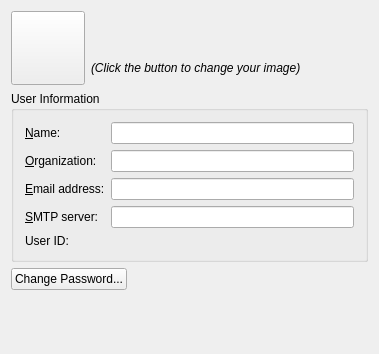
KDE/konqueror, file kdepasswd/kcm/main_widget.ui: the form before one commit.
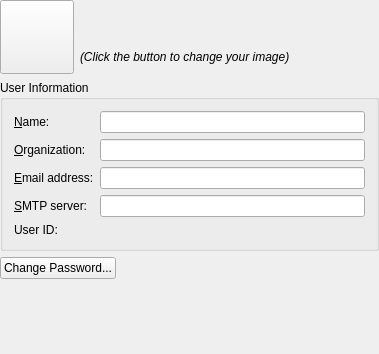
The form after the commit. Custom widgets are drawn as their Qt base class.

Commit message: remove margin like in all other KCMs

Patch:
```diff
--- a/kdepasswd/kcm/main_widget.ui
+++ b/kdepasswd/kcm/main_widget.ui
@@ -14,6 +14,15 @@
    <string>KCMUserAccount</string>
   </property>
   <layout class="QVBoxLayout" >
+   <property name="leftMargin" >
+    <number>0</number>
+   </property>
+   <property name="topMargin" >
+    <number>0</number>
+   </property>
+   <property name="rightMargin" >
+    <number>0</number>
+   </property>
    <item>
     <layout class="QHBoxLayout" >
      <item>
```
